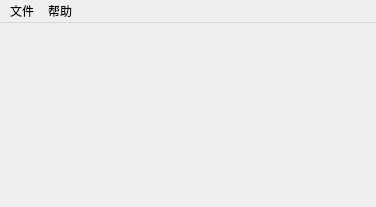
Qt form GUI/ui/main.ui (Frost-rA9/infusion-companion) before a commit.
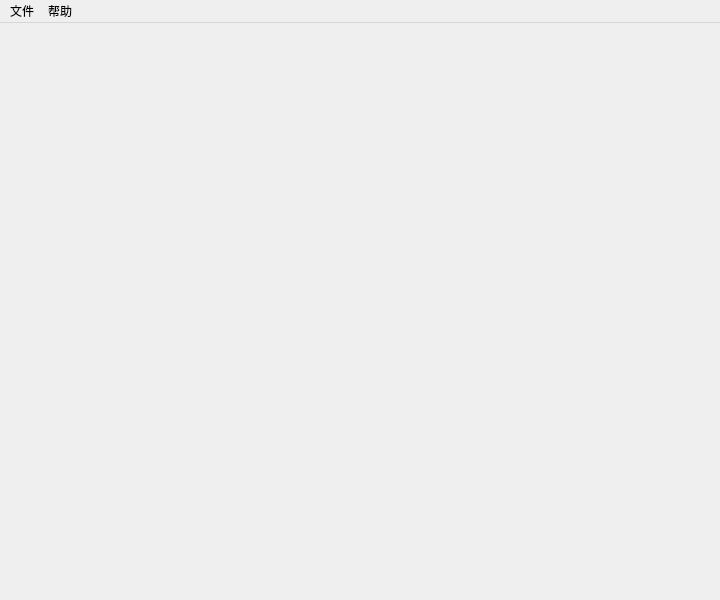
The same form after that commit.

Patch:
```diff
--- a/GUI/ui/main.ui
+++ b/GUI/ui/main.ui
@@ -6,10 +6,16 @@
    <rect>
     <x>0</x>
     <y>0</y>
-    <width>376</width>
-    <height>207</height>
+    <width>720</width>
+    <height>600</height>
    </rect>
   </property>
+  <property name="minimumSize">
+   <size>
+    <width>720</width>
+    <height>600</height>
+   </size>
+  </property>
   <property name="windowTitle">
    <string>MainWindow</string>
   </property>
@@ -19,7 +25,7 @@
     <rect>
      <x>0</x>
      <y>0</y>
-     <width>376</width>
+     <width>720</width>
      <height>26</height>
     </rect>
    </property>
```
